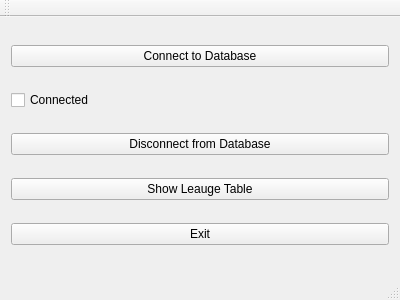
The window that mainwindow.ui (palucki/leauge-explorer) describes before a commit, drawn with Qt 5.
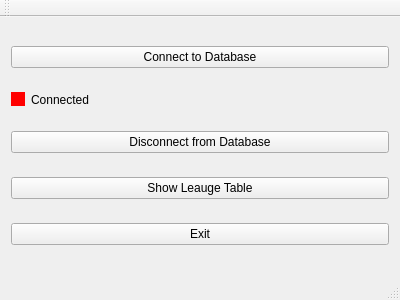
The same window after the commit.

Commit message: Added connectionIndicator. Works great

The edit to the form file:
```diff
--- a/mainwindow.ui
+++ b/mainwindow.ui
@@ -24,12 +24,29 @@
     </item>
     <item>
      <widget class="QCheckBox" name="connectionIndicator">
+      <property name="enabled">
+       <bool>true</bool>
+      </property>
       <property name="layoutDirection">
        <enum>Qt::LeftToRight</enum>
       </property>
+      <property name="autoFillBackground">
+       <bool>false</bool>
+      </property>
+      <property name="styleSheet">
+       <string notr="true">QCheckBox::indicator {
+    background-color: red;
+}</string>
+      </property>
       <property name="text">
        <string>Connected</string>
       </property>
+      <property name="iconSize">
+       <size>
+        <width>20</width>
+        <height>20</height>
+       </size>
+      </property>
       <property name="checkable">
        <bool>false</bool>
       </property>
```
The commit also changes 6 other files.
